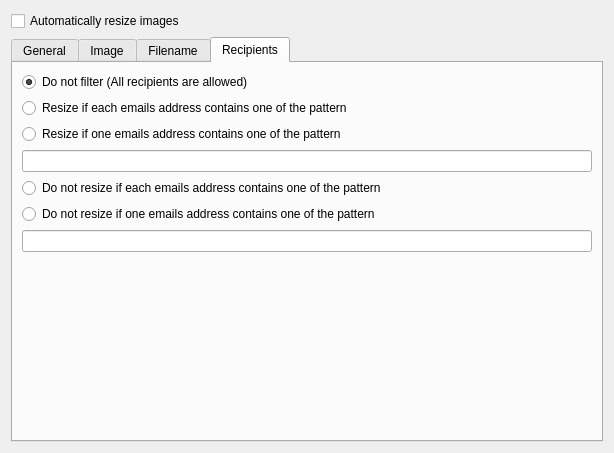
Above: messagecomposer/imagescaling/ui/imagescalingwidget.ui from KDE/kdepim before the change. Below: the same form after it.
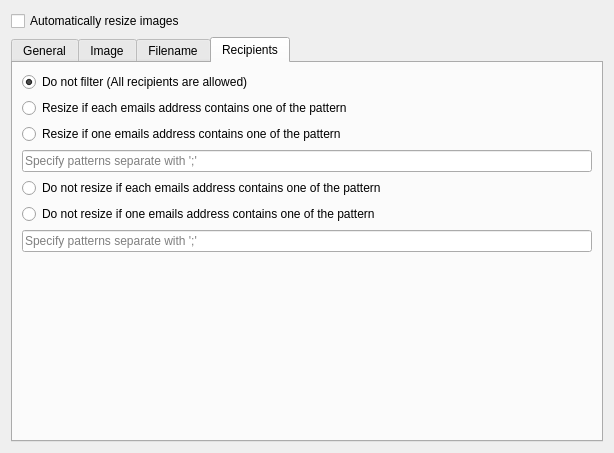
That is the form after the change. The open tabs and pages were chosen to show the change. Custom widgets are drawn as their Qt base class.

```diff
--- a/messagecomposer/imagescaling/ui/imagescalingwidget.ui
+++ b/messagecomposer/imagescaling/ui/imagescalingwidget.ui
@@ -415,7 +415,7 @@
        </item>
        <item>
         <widget class="KLineEdit" name="resizeEmailsPattern">
-         <property name="clickMessage">
+         <property name="placeholderText">
           <string>Specify patterns separate with ';'</string>
          </property>
          <property name="showClearButton" stdset="0">
@@ -439,7 +439,7 @@
        </item>
        <item>
         <widget class="KLineEdit" name="doNotResizePattern">
-         <property name="clickMessage">
+         <property name="placeholderText">
           <string>Specify patterns separate with ';'</string>
          </property>
          <property name="showClearButton" stdset="0">
```
Left out of the diff: 2 changed lines with no effect on the pictures.
